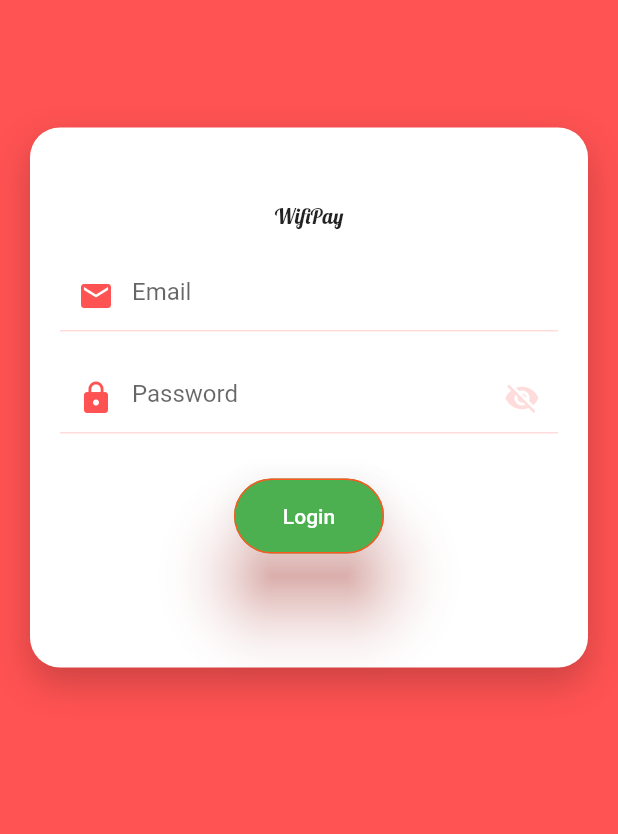
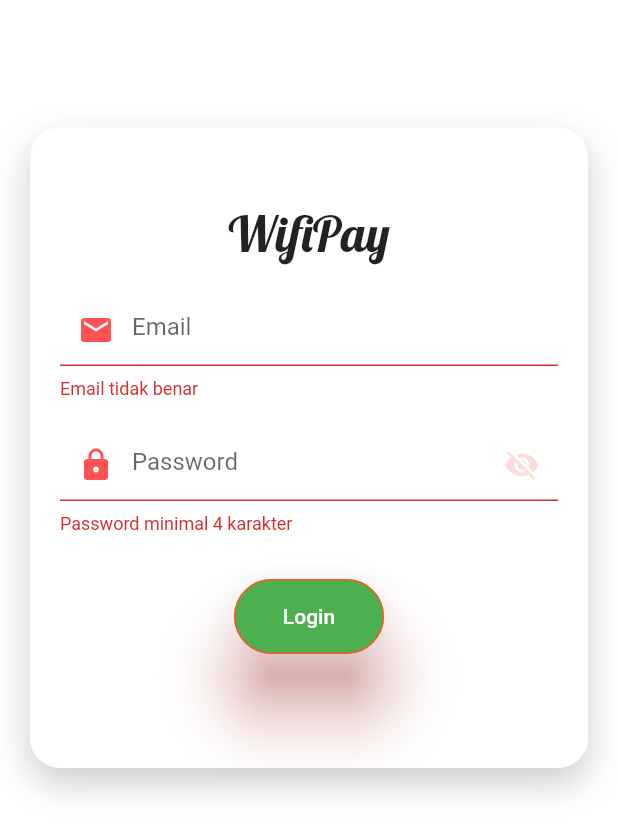
Before and after one commit to jhonwick88/market_place_flutter, a Flutter app: the screen it shows after launch, after a tap on "Login", on a phone screen of 412 x 824 dp. Shown: the top 834 px of the screen. Run offline on Flutter 3.47's test engine with Material 2 defaults, Android fonts, the phone set to English and light mode, and no system bars; our stand-ins replace dio, retrofit, shared_preferences; Roboto replaces fonts that are missing (Poppins).

```diff
--- a/lib/screens/login_page.dart
+++ b/lib/screens/login_page.dart
@@ -1,17 +1,24 @@
 import 'package:flutter/material.dart';
+import 'package:market_place_flutter/api/api_client.dart';
+import 'package:market_place_flutter/models/user_login.dart';
 import 'package:market_place_flutter/utils/ProgressHUD.dart';
+import 'package:market_place_flutter/utils/shared_preferences_actions.dart';
 
-class LoginPage extends StatefulWidget{
+import '../mainapp.dart';
+
+class LoginPage extends StatefulWidget {
   @override
   _LoginPageState createState() => _LoginPageState();
 }
 
-class _LoginPageState extends State<LoginPage>{
+class _LoginPageState extends State<LoginPage> {
   var scaffoldKey = GlobalKey<ScaffoldState>();
   final _formKey = GlobalKey<FormState>();
   bool hidePassword = true;
   String response = '';
   bool isApiCallProcess = false;
+  var pref = SharedPreferencesActions();
+  late String email, password;
   @override
   void initState() {
     super.initState();
@@ -19,16 +26,19 @@ class _LoginPageState extends State<LoginPage>{
 
   @override
   Widget build(BuildContext context) {
-    return ProgressHUD(child: _uiLogin(context), inAsyncCall: isApiCallProcess, color: Colors.grey);
+    return ProgressHUD(
+        child: _uiLogin(context),
+        inAsyncCall: isApiCallProcess,
+        color: Colors.green);
   }
-  Widget _uiLogin(BuildContext context){
+
+  Widget _uiLogin(BuildContext context) {
     return Scaffold(
         key: scaffoldKey,
-        backgroundColor: Theme.of(context).accentColor,
-        body:
-        SingleChildScrollView(
+        backgroundColor: Colors.white, //Theme.of(context).accentColor,
+        body: SingleChildScrollView(
           child: Column(
-            children: <Widget> [
+            children: <Widget>[
               Stack(
                 children: <Widget>[
                   Container(
@@ -37,7 +47,7 @@ class _LoginPageState extends State<LoginPage>{
                     margin: EdgeInsets.symmetric(vertical: 85, horizontal: 20),
                     decoration: BoxDecoration(
                       borderRadius: BorderRadius.circular(20),
-                      color: Theme.of(context).primaryColor,
+                      color: Colors.white, //Theme.of(context).primaryColor,
                       boxShadow: [
                         BoxShadow(
                             color: Theme.of(context).hintColor.withOpacity(0.2),
@@ -52,12 +62,18 @@ class _LoginPageState extends State<LoginPage>{
                           SizedBox(height: 20),
                           Text(
                             'WifiPay',
-                            style: TextStyle(fontFamily: 'Lobster'),
+                            style:
+                                TextStyle(fontFamily: 'Lobster', fontSize: 33),
                           ),
                           SizedBox(height: 20),
                           new TextFormField(
-                            validator: (value) => !value!.contains('@') ? 'Email tidak benar' : null,
+                            validator: (value) => !value!.contains('@')
+                                ? 'Email tidak benar'
+                                : null,
                             keyboardType: TextInputType.emailAddress,
+                            onChanged: (value) {
+                              email = value;
+                            },
                             initialValue: '',
                             decoration: new InputDecoration(
                               hintText: 'Email',
@@ -77,8 +93,13 @@ class _LoginPageState extends State<LoginPage>{
                           ),
                           SizedBox(height: 20),
                           new TextFormField(
-                            validator: (value) => value!.length < 4 ? "Password minimal 4 karakter": null,
-                            obscureText: hidePassword ,
+                            validator: (value) => value!.length < 4
+                                ? "Password minimal 4 karakter"
+                                : null,
+                            obscureText: hidePassword,
+                            onChanged: (value) {
+                              password = value;
+                            },
                             decoration: new InputDecoration(
                                 hintText: 'Password',
                                 enabledBorder: UnderlineInputBorder(
@@ -94,29 +115,61 @@ class _LoginPageState extends State<LoginPage>{
                                   color: Theme.of(context).accentColor,
                                 ),
                                 suffixIcon: IconButton(
-                                onPressed: (){
-                                  setState((){
+                                  onPressed: () {
+                                    setState(() {
                                       hidePassword = !hidePassword;
                                     });
                                   },
-                                color: Theme.of(context).accentColor.withOpacity(0.2),
-                                icon: Icon(hidePassword? Icons.visibility_off : Icons.visibility),
-                              )
-                            ),
+                                  color: Theme.of(context)
+                                      .accentColor
+                                      .withOpacity(0.2),
+                                  icon: Icon(hidePassword
+                                      ? Icons.visibility_off
+                                      : Icons.visibility),
+                                )),
                           ),
                           SizedBox(height: 30),
                           TextButton(
                               style: TextButton.styleFrom(
                                 primary: Colors.white,
                                 backgroundColor: Colors.green,
-                                side: BorderSide(color: Colors.deepOrange, width: 1),
+                                side: BorderSide(
+                                    color: Colors.deepOrange, width: 1),
                                 elevation: 20,
                                 minimumSize: Size(100, 50),
                                 shadowColor: Colors.red,
-                                shape: RoundedRectangleBorder(borderRadius: BorderRadius.circular(30)),
+                                shape: RoundedRectangleBorder(
+                                    borderRadius: BorderRadius.circular(30)),
                               ),
                               onPressed: () async {
-
+                                // print("emial " + email!);
+                                if (_formKey.currentState!.validate()) {
+                                  setState(() {
+                                    isApiCallProcess = true;
+                                  });
+                                  final client = ApiClient(context);
+                                  final respon = await client.postUserLogin(
+                                      email, password);
+                                  setState(() {
+                                    isApiCallProcess = false;
+                                  });
+                                  if (respon.code == 0) {
+                                    var data = UserLogin.fromJson(respon.data);
+                                    pref.write(key: "token", value: data.token);
+                                    print("data user token " + data.token);
+                                    Navigator.push(
+                                      context,
+                                      MaterialPageRoute(
+                                          builder: (context) => MyApp()),
+                                    );
+                                  } else {
+                                    final snackBar = SnackBar(
+                                        content:
+                                            Text('Email or passwor fail!'));
+                                    ScaffoldMessenger.of(context)
+                                        .showSnackBar(snackBar);
+                                  }
+                                }
                               },
                               // onPressed: (){
                               //   setState(() {
@@ -126,10 +179,7 @@ class _LoginPageState extends State<LoginPage>{
                               //
                               //   });
                               // },
-                              child: Text(
-                                  'Login'
-                              )
-                          ),
+                              child: Text('Login')),
                           SizedBox(height: 30),
                           Text(response)
                         ],
@@ -140,8 +190,6 @@ class _LoginPageState extends State<LoginPage>{
               )
             ],
           ),
-        )
-    );
+        ));
   }
-
 }
```
Also changed, not shown: lib/screens/listpayment.dart (added, +167 -0 lines). Lines whose indentation alone changed are shown as unchanged.
